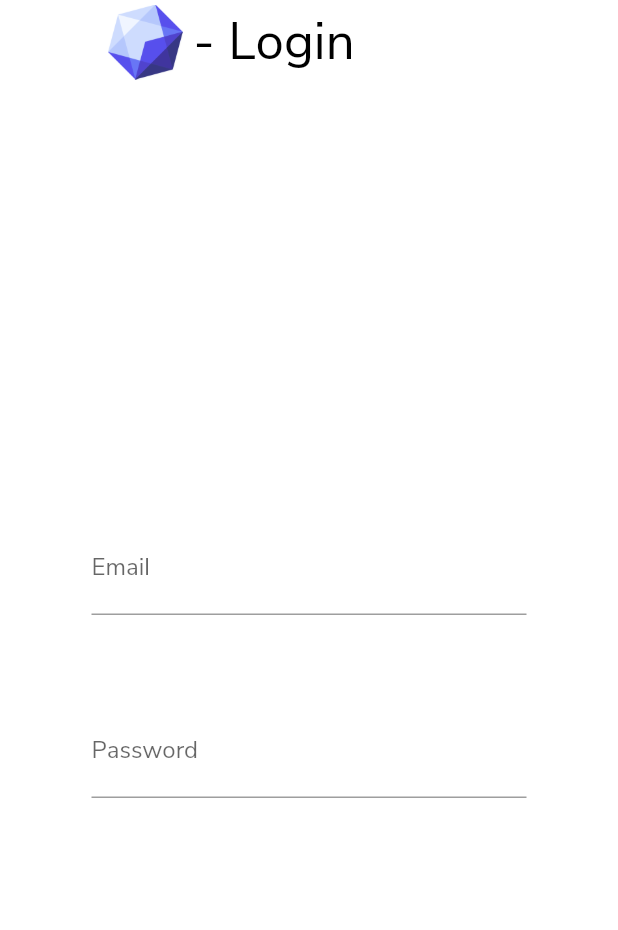
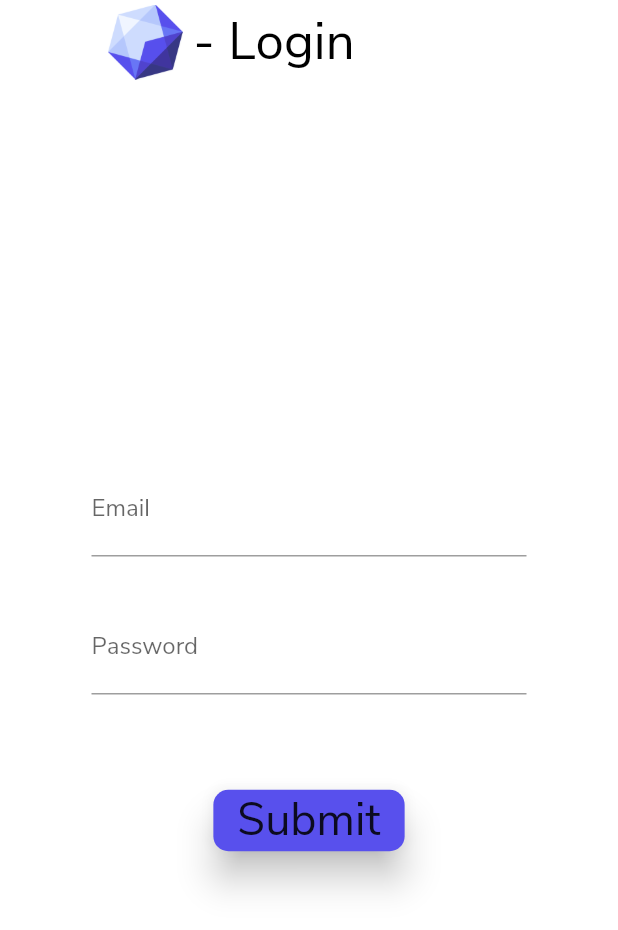
Before and after one commit to gleich/auralite-mobile, a Flutter app: the SetupLoginRoute screen opened by its route, on a phone screen of 412 x 824 dp. Shown: the top 930 px of the screen. Run offline on Flutter 3.47's test engine with Material 2 defaults, Android fonts, the phone set to English and light mode, and no system bars; our stand-ins replace flutter_staggered_animations.

Commit message:
✨ Finalized the login screen
Signed-off-by: Matthew Gleich <matthewgleich@gmail.com>

```diff
--- a/lib/routes/setup/login/login.dart
+++ b/lib/routes/setup/login/login.dart
@@ -3,6 +3,7 @@ import 'package:flutter/material.dart';
 
 // 🌎 Project imports:
 import 'package:auralite/widgets/app_bar.dart';
+import 'package:flutter/services.dart';
 
 class SetupLoginRoute extends StatelessWidget {
   static const routeName = '/setup/login';
@@ -11,7 +12,7 @@ class SetupLoginRoute extends StatelessWidget {
 
   @override
   Widget build(BuildContext context) {
-    String _username;
+    String username, password;
     return Scaffold(
       appBar: AppBar(
         title: AuraliteAppBarTitle(
@@ -43,11 +44,15 @@ class SetupLoginRoute extends StatelessWidget {
                   ),
                   cursorColor: Theme.of(context).primaryColor,
                   keyboardType: TextInputType.emailAddress,
-                  onSaved: (newValue) => _username = newValue,
+                  onSaved: (newValue) => username = newValue,
                 ),
               ),
-              const SizedBox(height: 60),
-              Container(
+              Padding(
+                padding: const EdgeInsets.only(
+                  top: 30,
+                  bottom: 60,
+                ),
+                child: Container(
                   width: 290,
                   child: TextFormField(
                     validator: (text) {
@@ -60,9 +65,24 @@ class SetupLoginRoute extends StatelessWidget {
                       labelText: 'Password',
                     ),
                     cursorColor: Theme.of(context).primaryColor,
-                  keyboardType: TextInputType.emailAddress,
-                  onSaved: (newValue) => _username = newValue,
+                    onSaved: (newValue) => password = newValue,
+                    obscureText: true,
                   ),
+                ),
+              ),
+              RaisedButton(
+                elevation: 10,
+                highlightElevation: 15,
+                onPressed: () {
+                  HapticFeedback.lightImpact();
+                  final form = _formKey.currentState;
+                  if (form.validate()) {
+                    form.save();
+                  }
+                  print(username);
+                  print(password);
+                },
+                child: Text('Submit'),
               ),
             ],
           ),
--- a/lib/themes.dart
+++ b/lib/themes.dart
@@ -23,10 +23,14 @@ class Themes {
         headline4: TextStyle(
           color: textColor,
         ),
+        button: TextStyle(
+          fontSize: 30,
+          color: Colors.white,
+        ),
       );
 
   // Shared dark mode values:
-  static const _darkScaffoldBackgroundColor = Color.fromRGBO(24, 26, 27, 1);
+  static const _darkScaffoldBackgroundColor = Color.fromRGBO(23, 23, 29, 1);
 
   // Shared light mode values:
   static const _lightScaffoldBackgroundColor = Colors.white;
```
Lines whose indentation alone changed are shown as unchanged.
